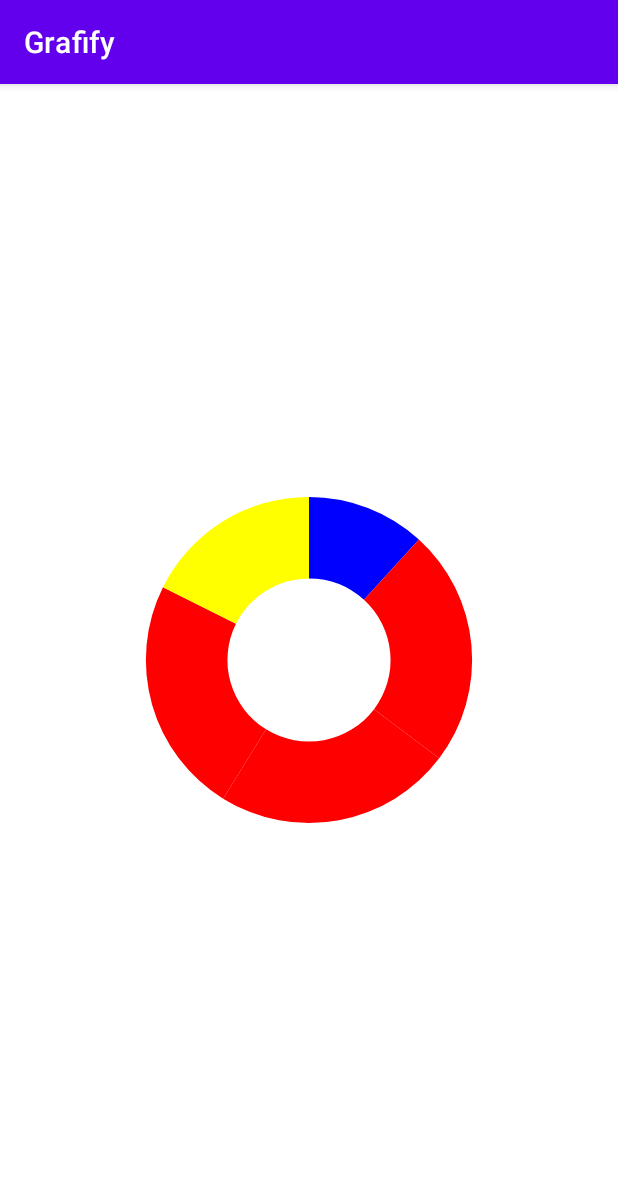
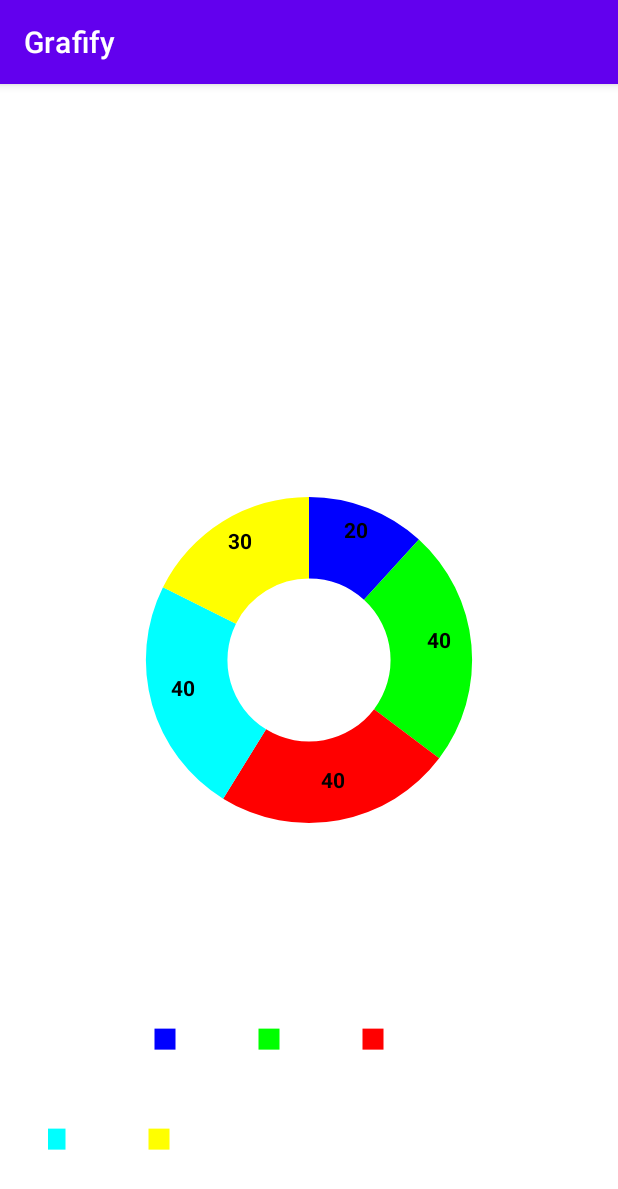
Before and after one commit to dvghule121/Grafify, an Android app: the screen it shows after launch (MainActivity), on a phone screen of 412 x 824 dp. Shown: the top 1189 px of the screen. Run offline under Robolectric (Android 15) with nearby library versions, the phone set to English and light mode, and no system bars.

Commit message:
added package to piechart

```diff
--- a/app/src/main/java/com/dynocodes/grafify/MainActivity.kt
+++ b/app/src/main/java/com/dynocodes/grafify/MainActivity.kt
@@ -10,9 +10,9 @@ class MainActivity : AppCompatActivity() {
         setContentView(R.layout.activity_main)
         val pieChart = findViewById<SimplePieChart>(R.id.piechart_view)
         pieChart.addSlice(com.dynocodes.grafify.SimplePieChart.Slice(Color.BLUE, 20f,"ram"))
+        pieChart.addSlice(com.dynocodes.grafify.SimplePieChart.Slice(Color.GREEN, 40f,"shyam"))
         pieChart.addSlice(com.dynocodes.grafify.SimplePieChart.Slice(Color.RED, 40f,"shyam"))
-        pieChart.addSlice(com.dynocodes.grafify.SimplePieChart.Slice(Color.RED, 40f,"shyam"))
-        pieChart.addSlice(com.dynocodes.grafify.SimplePieChart.Slice(Color.RED, 40f,"shyam"))
+        pieChart.addSlice(com.dynocodes.grafify.SimplePieChart.Slice(Color.CYAN, 40f,"shyam"))
         pieChart.addSlice(com.dynocodes.grafify.SimplePieChart.Slice(Color.YELLOW, 30f,"shyam"))
     }
 }
--- a/app/src/main/res/layout/activity_main.xml
+++ b/app/src/main/res/layout/activity_main.xml
@@ -16,7 +16,8 @@
         app:layout_constraintBottom_toBottomOf="parent"
         app:layout_constraintEnd_toEndOf="parent"
         app:layout_constraintStart_toStartOf="parent"
-        app:layout_constraintTop_toTopOf="parent" />
+        app:layout_constraintTop_toTopOf="parent"
+        app:showCenterLabel="false" />
 
 
 
--- a/grafify/src/main/java/com/dynocodes/grafify/SimplePieChart/SimplePieChart.kt
+++ b/grafify/src/main/java/com/dynocodes/grafify/SimplePieChart/SimplePieChart.kt
@@ -153,18 +153,26 @@ class SimplePieChart @JvmOverloads constructor(
         for (i in 0..slices.size - 1) {
             sum += slices[i].value.toInt()
             sliceHalfAngle = sliceStartAngle + getSliceAngle(slices[i]) / 2f
-            textCenterX = MathUtils.getPointX(
-                contentBounds.centerX(), textDistance, sliceHalfAngle
-            )
-            textCenterY = MathUtils.getPointY(
-                contentBounds.centerY(), textDistance, sliceHalfAngle
-            )
+
 
             if (showCenteredLabel) {
+                textCenterX = MathUtils.getPointX(
+                    contentBounds.centerX(), textDistance, sliceHalfAngle
+                )
+                textCenterY = MathUtils.getPointY(
+                    contentBounds.centerY(), textDistance, sliceHalfAngle
+                )
                 drawCenteredLabel(canvas, slices[i], textCenterX, textCenterY, textPaint)
             }
             else{
+                textCenterX = MathUtils.getPointX(
+                    contentBounds.centerX(), chartRadius*0.5f, sliceHalfAngle
+                )
+                textCenterY = MathUtils.getPointY(
+                    contentBounds.centerY(),  chartRadius*0.5f, sliceHalfAngle
+                )
                 // Draw lable at bottom with respective colored square
+
                 drawBottomLabel(canvas, slices[i], textPaint, i,textCenterX,textCenterY)
             }
 
@@ -226,12 +234,7 @@ class SimplePieChart @JvmOverloads constructor(
         val bounds = Rect()
         textPaint.getTextBounds(text, 0, text.length, bounds)
         val squarePaint = Paint(Paint.ANTI_ALIAS_FLAG)
-        canvas.drawText(
-            text,
-            textCenterX,
-            textCenterY,
-            this.textPaint
-        )
+
 
         squarePaint.color = labelColor
         canvas.drawRect(squareLeft, squareTop, squareRight, squareBottom, squarePaint)
@@ -243,6 +246,15 @@ class SimplePieChart @JvmOverloads constructor(
             labelY - labelBounds.exactCenterY(),
             textPaint
         )
+        textPaint.color = Color.BLACK
+        canvas.drawText(
+            text,
+            textCenterX,
+            textCenterY,
+            this.textPaint
+        )
+
+        textPaint.color = textColor
 
     }
 
```
